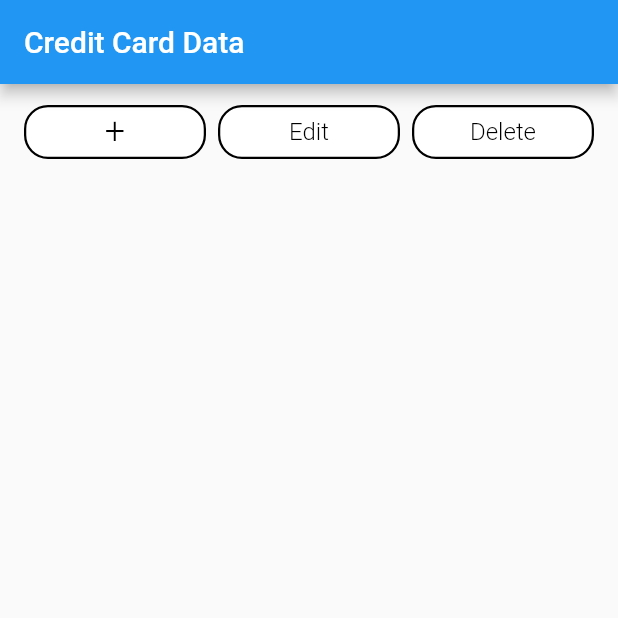
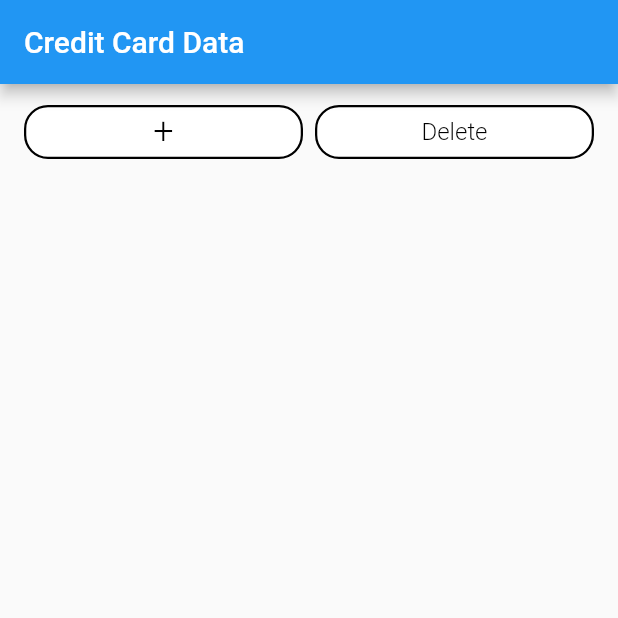
Before and after one commit to GnaniPasupula/CreditWallet, a Flutter app: the screen it shows after launch, on a phone screen of 412 x 824 dp, the top half of it. Run offline on Flutter 3.47's test engine with Material 2 defaults, Android fonts, the light colour scheme and no system bars; network calls fail.

Commit message:
Removed Edit button

```diff
--- a/client/lib/main.dart
+++ b/client/lib/main.dart
@@ -79,32 +79,6 @@ class _CreditCardScreenState extends State<CreditCardScreen> {
                         '+',
                         style: TextStyle(
                           fontSize: 24,
-                          fontWeight: FontWeight.w300,
-                          color: Colors.black,
-                        ),
-                      ),
-                    ),
-                  ),
-                ),
-                SizedBox(width: 8), // Add spacing between buttons
-                Expanded(
-                  child: ElevatedButton(
-                    onPressed: () {
-                      // Add your edit button functionality here
-                    },
-                    style: ElevatedButton.styleFrom(
-                      primary: Colors.white,
-                      elevation: 0,
-                      shape: RoundedRectangleBorder(
-                        borderRadius: BorderRadius.circular(16),
-                        side: BorderSide(color: Colors.black, width: 1.5),
-                      ),
-                    ),
-                    child: Center(
-                      child: Text(
-                        'Edit',
-                        style: TextStyle(
-                          fontSize: 16,
                           fontWeight: FontWeight.w300,
                           color: Colors.black,
                         ),
```
